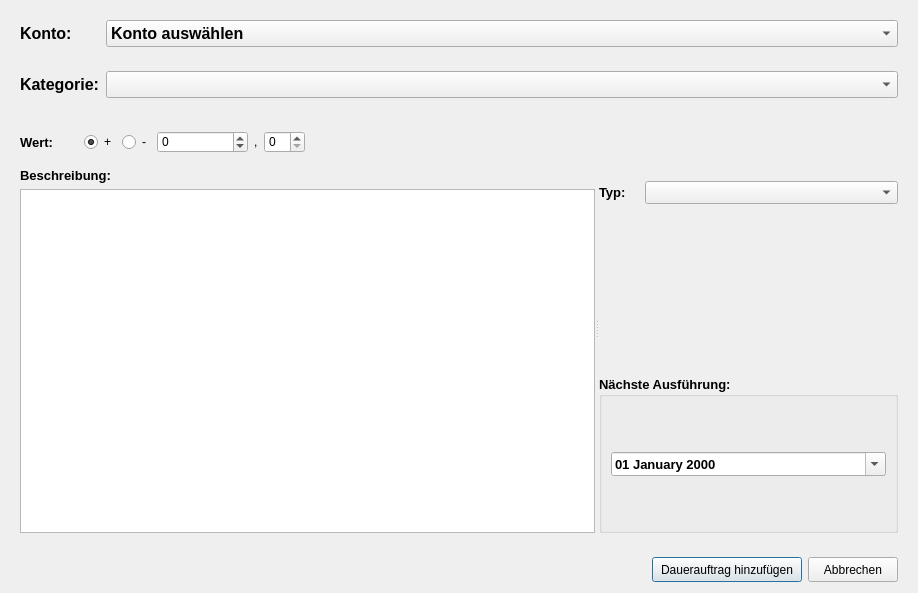
The window that CoinKeeper/Form Files/addstandingorder.ui (JannikPrinz/CoinKeeper) describes before a commit, drawn with Qt 5.
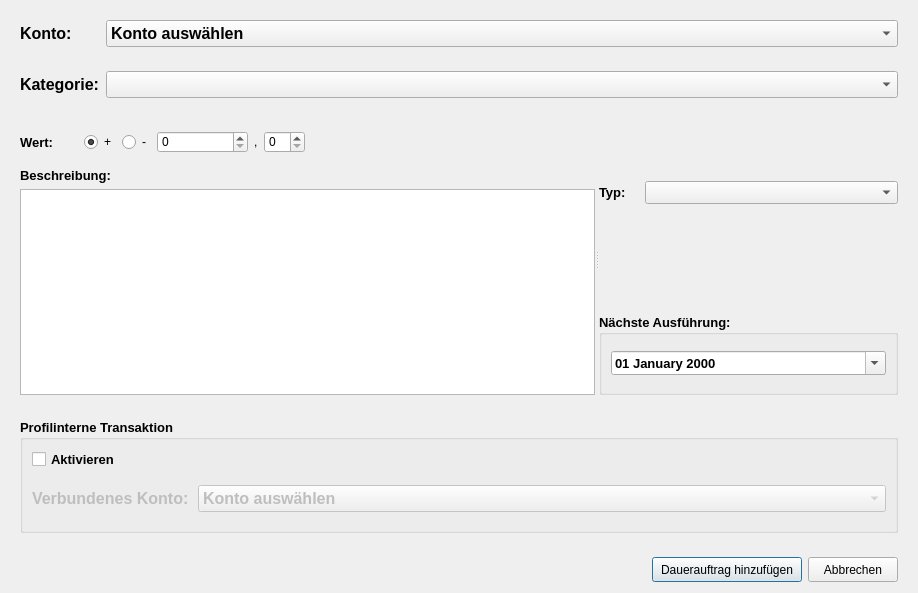
The same window after the commit.

Commit message: [Feature] Adapt add standing order window to specify internal transactions.

What changed in the file:
```diff
--- a/CoinKeeper/Form Files/addstandingorder.ui
+++ b/CoinKeeper/Form Files/addstandingorder.ui
@@ -233,9 +233,6 @@
                  <bold>false</bold>
                 </font>
                </property>
-               <property name="minimum">
-                <number>-999999999</number>
-               </property>
                <property name="maximum">
                 <number>999999999</number>
                </property>
@@ -467,6 +464,103 @@
      </layout>
     </widget>
    </item>
+   <item>
+    <widget class="QWidget" name="widget_9" native="true">
+     <layout class="QVBoxLayout" name="verticalLayout_7">
+      <item>
+       <widget class="QGroupBox" name="groupBoxInternalTransaction">
+        <property name="font">
+         <font>
+          <family>Arial</family>
+          <pointsize>10</pointsize>
+          <weight>75</weight>
+          <bold>true</bold>
+         </font>
+        </property>
+        <property name="title">
+         <string>Profilinterne Transaktion</string>
+        </property>
+        <layout class="QVBoxLayout" name="verticalLayout_6">
+         <item>
+          <widget class="QCheckBox" name="checkBoxActivateInternalTransaction">
+           <property name="font">
+            <font>
+             <family>Arial</family>
+             <pointsize>10</pointsize>
+             <weight>75</weight>
+             <bold>true</bold>
+            </font>
+           </property>
+           <property name="text">
+            <string>Aktivieren</string>
+           </property>
+          </widget>
+         </item>
+         <item>
+          <widget class="QWidget" name="widgetTargetAccount" native="true">
+           <layout class="QHBoxLayout" name="horizontalLayout_9">
+            <property name="leftMargin">
+             <number>0</number>
+            </property>
+            <property name="rightMargin">
+             <number>0</number>
+            </property>
+            <item>
+             <widget class="QLabel" name="lblTargetAccount">
+              <property name="enabled">
+               <bool>false</bool>
+              </property>
+              <property name="maximumSize">
+               <size>
+                <width>160</width>
+                <height>16777215</height>
+               </size>
+              </property>
+              <property name="font">
+               <font>
+                <family>Arial</family>
+                <pointsize>12</pointsize>
+                <weight>75</weight>
+                <bold>true</bold>
+               </font>
+              </property>
+              <property name="text">
+               <string>Verbundenes Konto:</string>
+              </property>
+             </widget>
+            </item>
+            <item>
+             <widget class="QComboBox" name="comboBoxChooseTargetAccount">
+              <property name="enabled">
+               <bool>false</bool>
+              </property>
+              <property name="font">
+               <font>
+                <family>Arial</family>
+                <pointsize>12</pointsize>
+                <weight>75</weight>
+                <bold>true</bold>
+               </font>
+              </property>
+              <property name="duplicatesEnabled">
+               <bool>true</bool>
+              </property>
+              <item>
+               <property name="text">
+                <string>Konto auswählen</string>
+               </property>
+              </item>
+             </widget>
+            </item>
+           </layout>
+          </widget>
+         </item>
+        </layout>
+       </widget>
+      </item>
+     </layout>
+    </widget>
+   </item>
    <item>
     <widget class="QWidget" name="widget_2" native="true">
      <property name="maximumSize">
```
The commit also changes 1 other file.
